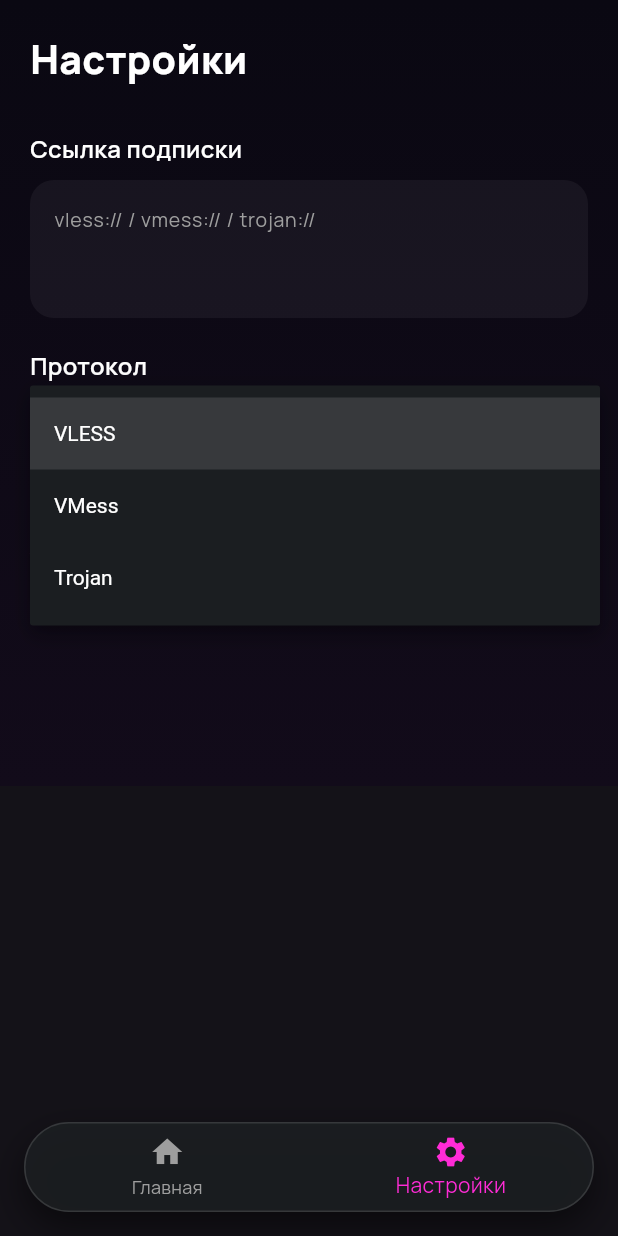
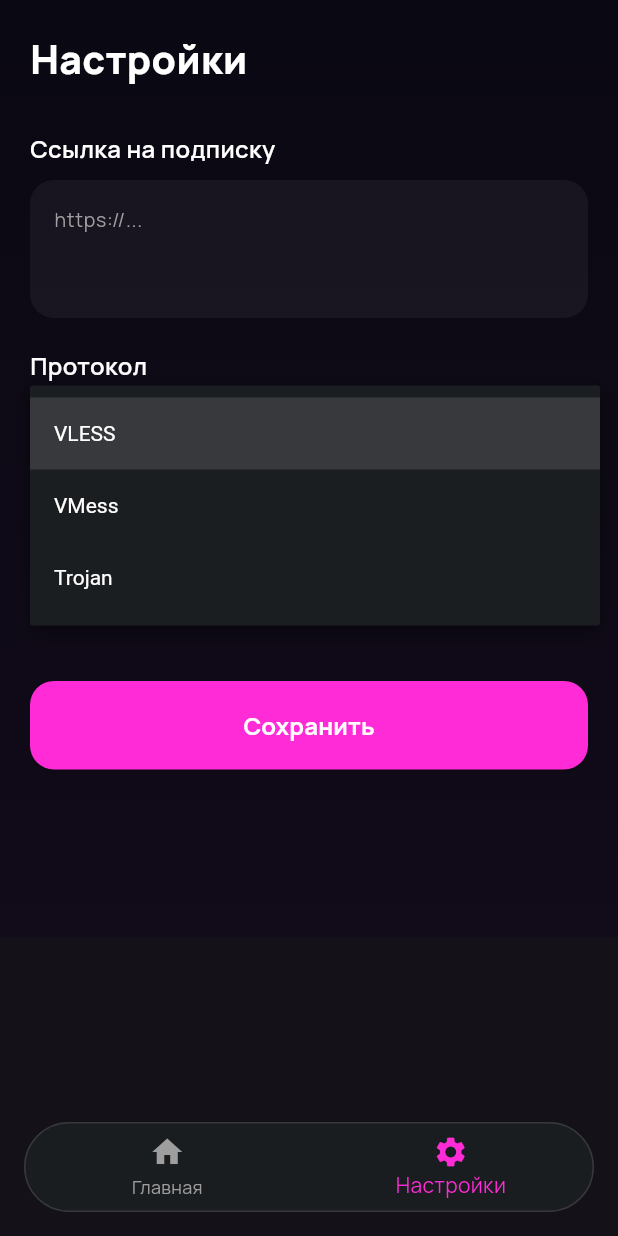
Before and after one commit to maksimft412rg/monta-vpn, a Flutter app: the screen it shows after launch, item 2 of the bottom bar chosen, after a tap on "VLESS", on a phone screen of 412 x 824 dp. Run offline on Flutter 3.47's test engine with Material 3 defaults, Android fonts, the phone set to English and light mode, and no system bars; our stand-ins replace google_fonts, shared_preferences; missing offline and left inert: flutter_v2ray_client.

Commit message:
main.dart

```diff
--- a/lib/main.dart
+++ b/lib/main.dart
@@ -1,6 +1,8 @@
+import 'dart:convert';
 import 'package:flutter/material.dart';
 import 'package:flutter_v2ray_client/flutter_v2ray.dart';
 import 'package:shared_preferences/shared_preferences.dart';
+import 'package:http/http.dart' as http;
 import 'package:google_fonts/google_fonts.dart';
 
 void main() => runApp(const MyApp());
@@ -45,9 +47,6 @@ class _MainScreenState extends State<MainScreen> {
           color: const Color(0xFF1B1E21).withValues(alpha: 0.9),
           borderRadius: BorderRadius.circular(30),
           border: Border.all(color: Colors.white12),
-          boxShadow: [
-            BoxShadow(color: Colors.black.withValues(alpha: 0.5), blurRadius: 20, offset: const Offset(0, 10)),
-          ],
         ),
         child: ClipRRect(
           borderRadius: BorderRadius.circular(30),
@@ -82,34 +81,27 @@ class _HomeTabState extends State<HomeTab> with SingleTickerProviderStateMixin {
   late AnimationController _pulseController;
   bool isLoading = false;
   String connectionState = 'DISCONNECTED';
-  String configLink = "";
 
-  final List<Map<String, String>> servers = [
-    {"name": "🇳🇱 Нидерланды · TCP", "protocol": "VLESS"},
-    {"name": "🇷🇺 Россия · TCP", "protocol": "VLESS"},
-    {"name": "🇹🇷 Турция · XHTTP", "protocol": "VLESS"},
-    {"name": "🇵🇱 Польша · gRPC", "protocol": "VLESS"},
-  ];
+  String subscriptionUrl = "";
+  List<V2RayURL> parsedServers = [];
   int currentServer = 0;
+
+  String trafficUsed = "—";
+  String trafficTotal = "—";
+  String expireDate = "—";
+
+  String currentTheme = 'neon';
 
   @override
   void initState() {
     super.initState();
     _loadSettings();
-    _pulseController = AnimationController(
-      vsync: this,
-      duration: const Duration(seconds: 2),
-    )..repeat(reverse: true);
+    _pulseController = AnimationController(vsync: this, duration: const Duration(seconds: 2))..repeat(reverse: true);
 
     v2ray = V2ray(
-      onStatusChanged: (status) {
-        setState(() => connectionState = status.state);
-      },
+      onStatusChanged: (status) => setState(() => connectionState = status.state),
     );
-    v2ray.initialize(
-      notificationIconResourceType: "mipmap",
-      notificationIconResourceName: "ic_launcher",
-    );
+    v2ray.initialize(notificationIconResourceType: "mipmap", notificationIconResourceName: "ic_launcher");
   }
 
   @override
@@ -121,8 +113,58 @@ class _HomeTabState extends State<HomeTab> with SingleTickerProviderStateMixin {
   Future<void> _loadSettings() async {
     SharedPreferences prefs = await SharedPreferences.getInstance();
     setState(() {
-      configLink = prefs.getString('configLink') ?? "vless://5ddb9ba9-79b9-4dc4-83e4-f4767963c229@0988b3t.nl18.h1clayd.click:443?type=tcp&security=reality&sni=0988b3t.nl18.h1clayd.click&fp=firefox&pbk=U0rnaVzuOd8A5Xt09wyYR9on1a5GLa7yo-O9hLsNI1I&sid=240f9135b8ebc770&spx=%2F&encryption=none#MONTA";
+      subscriptionUrl = prefs.getString('subscriptionUrl') ?? "";
+      currentTheme = prefs.getString('theme') ?? 'neon';
     });
+    if (subscriptionUrl.isNotEmpty) {
+      await _fetchSubscription();
+    }
+  }
+
+  Future<void> _fetchSubscription() async {
+    if (subscriptionUrl.isEmpty) return;
+    setState(() => isLoading = true);
+    try {
+      final response = await http.get(Uri.parse(subscriptionUrl));
+
+      final userInfo = response.headers['subscription-userinfo'];
+      if (userInfo != null) {
+        final parts = userInfo.split(';');
+        int upload = 0, download = 0, total = 0, expire = 0;
+        for (var part in parts) {
+          final kv = part.trim().split('=');
+          if (kv.length == 2) {
+            switch (kv[0]) {
+              case 'upload': upload = int.tryParse(kv[1]) ?? 0; break;
+              case 'download': download = int.tryParse(kv[1]) ?? 0; break;
+              case 'total': total = int.tryParse(kv[1]) ?? 0; break;
+              case 'expire': expire = int.tryParse(kv[1]) ?? 0; break;
+            }
+          }
+        }
+        trafficUsed = "${((upload + download) / (1024 * 1024 * 1024)).toStringAsFixed(2)} ГБ";
+        trafficTotal = "${(total / (1024 * 1024 * 1024)).toStringAsFixed(1)} ГБ";
+        if (expire > 0) expireDate = DateTime.fromMillisecondsSinceEpoch(expire * 1000).toString().split(' ')[0];
+      }
+
+      final content = response.body.trim();
+      String decodedContent = content;
+      try { decodedContent = utf8.decode(base64.decode(content)); } catch (_) {}
+
+      final lines = decodedContent.split('\n');
+      parsedServers.clear();
+      for (var line in lines) {
+        line = line.trim();
+        if (line.startsWith('vless://') || line.startsWith('vmess://') || line.startsWith('trojan://')) {
+          try { parsedServers.add(V2ray.parseFromURL(line)); } catch (_) {}
+        }
+      }
+      if (parsedServers.isEmpty) _showErrorDialog('В подписке нет серверов');
+    } catch (e) {
+      _showErrorDialog('Ошибка загрузки подписки');
+    } finally {
+      if (mounted) setState(() => isLoading = false);
+    }
   }
 
   void toggleVPN() async {
@@ -130,13 +172,13 @@ class _HomeTabState extends State<HomeTab> with SingleTickerProviderStateMixin {
       v2ray.stopV2Ray();
       return;
     }
-    if (configLink.isEmpty) {
-      _showErrorDialog('Вставьте ссылку в Настройках!');
+    if (parsedServers.isEmpty) {
+      _showErrorDialog('Подписка не добавлена или пуста. Зайдите в Настройки.');
       return;
     }
     setState(() => isLoading = true);
     try {
-      V2RayURL parser = V2ray.parseFromURL(configLink);
+      final parser = parsedServers[currentServer];
       if (await v2ray.requestPermission()) {
         v2ray.startV2Ray(remark: parser.remark, config: parser.getFullConfiguration(), proxyOnly: false);
       }
@@ -149,28 +191,30 @@ class _HomeTabState extends State<HomeTab> with SingleTickerProviderStateMixin {
 
   void _showErrorDialog(String message) {
     if (mounted) {
-      showDialog(
-        context: context,
-        builder: (ctx) => AlertDialog(
-          title: const Text('Ошибка'),
-          content: Text(message),
+      showDialog(context: context, builder: (ctx) => AlertDialog(
+        title: const Text('Ошибка'), content: Text(message),
         actions: [TextButton(onPressed: () => Navigator.pop(ctx), child: const Text('ОК'))],
-        ),
-      );
+      ));
+    }
+  }
+
+  Map<String, Color> getThemeColors() {
+    switch (currentTheme) {
+      case 'autumn': return {'bg': const Color(0xFF120B07), 'accent': const Color(0xFFFF8A1F), 'accent2': const Color(0xFFC2391B)};
+      case 'ice': return {'bg': const Color(0xFF070C16), 'accent': const Color(0xFF34B6FF), 'accent2': const Color(0xFF3D5BFF)};
+      case 'hw': return {'bg': const Color(0xFF0D0814), 'accent': const Color(0xFFFF7A00), 'accent2': const Color(0xFF8B2CFF)};
+      default: return {'bg': const Color(0xFF0A0812), 'accent': const Color(0xFFFF2BD6), 'accent2': const Color(0xFF7B2CFF)};
     }
   }
 
   @override
   Widget build(BuildContext context) {
     bool isConnected = connectionState == 'CONNECTED';
+    final colors = getThemeColors();
 
     return Container(
-      decoration: const BoxDecoration(
-        gradient: RadialGradient(
-          center: Alignment(-0.8, -0.8),
-          radius: 1.8,
-          colors: [Color(0xFF0A0812), Color(0xFF2A1050)],
-        ),
+      decoration: BoxDecoration(
+        gradient: RadialGradient(center: const Alignment(-0.8, -0.8), radius: 1.8, colors: [colors['bg']!, colors['accent2']!.withValues(alpha: 0.4)]),
       ),
       child: SafeArea(
         child: SingleChildScrollView(
@@ -181,63 +225,32 @@ class _HomeTabState extends State<HomeTab> with SingleTickerProviderStateMixin {
                 padding: const EdgeInsets.all(20.0),
                 child: Row(
                   children: [
-                    const Icon(Icons.shield, color: Color(0xFFFF2BD6), size: 40),
+                    Icon(Icons.shield, color: colors['accent'], size: 40),
                     const SizedBox(width: 10),
-                    const Text(
-                      'Monta VPN',
-                      style: TextStyle(fontSize: 22, fontWeight: FontWeight.w800, color: Colors.white, letterSpacing: 1),
-                    ),
+                    Text('Monta VPN', style: GoogleFonts.manrope(fontSize: 22, fontWeight: FontWeight.w800, color: Colors.white)),
                   ],
                 ),
               ),
 
-              // Кнопка с пульсацией
               Center(
                 child: GestureDetector(
                   onTap: isLoading ? null : toggleVPN,
                   child: Stack(
                     alignment: Alignment.center,
                     children: [
-                      // Пульсирующее кольцо
                       ScaleTransition(
                         scale: Tween(begin: 0.9, end: 1.2).animate(_pulseController),
-                        child: Container(
-                          width: 200,
-                          height: 200,
+                        child: Container(width: 200, height: 200, decoration: BoxDecoration(shape: BoxShape.circle, border: Border.all(color: (isConnected ? Colors.green : colors['accent']!).withValues(alpha: 0.3), width: 2))),
+                      ),
+                      AnimatedContainer(
+                        duration: const Duration(milliseconds: 300),
+                        width: 160, height: 160,
                         decoration: BoxDecoration(
                           shape: BoxShape.circle,
-                            border: Border.all(
-                              color: (isConnected ? Colors.green : const Color(0xFFFF2BD6)).withValues(alpha: 0.3),
-                              width: 2,
+                          gradient: LinearGradient(colors: isConnected ? [Colors.green, Colors.greenAccent] : [colors['accent']!, colors['accent2']!]),
+                          boxShadow: [BoxShadow(color: (isConnected ? Colors.green : colors['accent']!).withValues(alpha: 0.7), blurRadius: 60, spreadRadius: 10)],
                         ),
-                          ),
-                        ),
-                      ),
-                      // Основная кнопка
-                      AnimatedContainer(
-                        duration: const Duration(milliseconds: 300),
-                        width: 160,
-                        height: 160,
-                        decoration: BoxDecoration(
-                          shape: BoxShape.circle,
-                          gradient: LinearGradient(
-                            begin: Alignment.topLeft,
-                            end: Alignment.bottomRight,
-                            colors: isConnected
-                                ? [Colors.green, Colors.greenAccent]
-                                : [const Color(0xFFFF2BD6), const Color(0xFF7B2CFF)],
-                          ),
-                          boxShadow: [
-                            BoxShadow(
-                              color: (isConnected ? Colors.green : const Color(0xFFFF2BD6)).withValues(alpha: 0.7),
-                              blurRadius: 60,
-                              spreadRadius: 10,
-                            ),
-                          ],
-                        ),
-                        child: isLoading
-                            ? const Center(child: CircularProgressIndicator(color: Colors.white))
-                            : const Icon(Icons.power_settings_new, size: 70, color: Colors.white),
+                        child: isLoading ? const Center(child: CircularProgressIndicator(color: Colors.white)) : const Icon(Icons.power_settings_new, size: 70, color: Colors.white),
                       ),
                     ],
                   ),
@@ -245,91 +258,48 @@ class _HomeTabState extends State<HomeTab> with SingleTickerProviderStateMixin {
               ),
 
               const SizedBox(height: 30),
-              Text(
-                isConnected ? 'VPN Включен' : 'VPN Отключен',
-                style: GoogleFonts.manrope(
-                  fontSize: 26,
-                  fontWeight: FontWeight.w800,
-                  color: Colors.white,
-                ),
-              ),
-              const SizedBox(height: 10),
-              Text(
-                isConnected ? 'Трафик зашифрован' : 'Нажмите кнопку для подключения',
-                style: const TextStyle(fontSize: 14, color: Colors.grey),
-              ),
+              Text(isConnected ? 'VPN Включен' : 'VPN Отключен', style: GoogleFonts.manrope(fontSize: 26, fontWeight: FontWeight.w800, color: Colors.white)),
               const SizedBox(height: 30),
 
-              // Карточки
               Row(
                 mainAxisAlignment: MainAxisAlignment.center,
                 children: [
-                  _buildInfoCard(Icons.download, 'Трафик', '0.00 ГБ'),
+                  _buildInfoCard(Icons.data_usage, 'Трафик', '$trafficUsed / $trafficTotal'),
                   const SizedBox(width: 15),
-                  _buildInfoCard(Icons.speed, 'Пинг', '— мс'),
+                  _buildInfoCard(Icons.calendar_today, 'Срок', expireDate),
                 ],
               ),
               const SizedBox(height: 30),
 
-              // Серверы
               Padding(
                 padding: const EdgeInsets.symmetric(horizontal: 20),
                 child: Container(
                   padding: const EdgeInsets.all(16),
-                  decoration: BoxDecoration(
-                    color: Colors.white.withValues(alpha: 0.04),
-                    borderRadius: BorderRadius.circular(24),
-                    border: Border.all(color: Colors.white.withValues(alpha: 0.1)),
-                  ),
+                  decoration: BoxDecoration(color: Colors.white.withValues(alpha: 0.04), borderRadius: BorderRadius.circular(24), border: Border.all(color: Colors.white.withValues(alpha: 0.1))),
                   child: Column(
                     crossAxisAlignment: CrossAxisAlignment.start,
                     children: [
-                      Row(
-                        mainAxisAlignment: MainAxisAlignment.spaceBetween,
-                        children: [
                       Text('Серверы', style: GoogleFonts.manrope(fontSize: 18, fontWeight: FontWeight.bold, color: Colors.white)),
-                          const Icon(Icons.refresh, color: Colors.grey, size: 20),
-                        ],
-                      ),
                       const SizedBox(height: 10),
-                      ...servers.asMap().entries.map((entry) {
+                      if (parsedServers.isEmpty)
+                        const Padding(padding: EdgeInsets.all(20), child: Text('Подписка не добавлена', style: TextStyle(color: Colors.grey)))
+                      else
+                        ...parsedServers.asMap().entries.map((entry) {
                           return GestureDetector(
                             onTap: () => setState(() => currentServer = entry.key),
-                          child: AnimatedContainer(
-                            duration: const Duration(milliseconds: 200),
+                            child: Container(
                               margin: const EdgeInsets.only(bottom: 8),
                               padding: const EdgeInsets.all(14),
                               decoration: BoxDecoration(
-                              color: currentServer == entry.key
-                                  ? const Color(0xFFFF2BD6).withValues(alpha: 0.15)
-                                  : Colors.white.withValues(alpha: 0.03),
+                                color: currentServer == entry.key ? colors['accent']!.withValues(alpha: 0.15) : Colors.white.withValues(alpha: 0.03),
                                 borderRadius: BorderRadius.circular(16),
-                              border: Border.all(
-                                color: currentServer == entry.key ? const Color(0xFFFF2BD6) : Colors.transparent,
-                              ),
+                                border: Border.all(color: currentServer == entry.key ? colors['accent']! : Colors.transparent),
                               ),
                               child: Row(
                                 children: [
-                                Container(
-                                  width: 40,
-                                  height: 40,
-                                  decoration: BoxDecoration(
-                                    color: Colors.white.withValues(alpha: 0.1),
-                                    borderRadius: BorderRadius.circular(10),
-                                  ),
-                                  child: const Icon(Icons.dns, color: Colors.grey, size: 20),
-                                ),
+                                  const Icon(Icons.dns, color: Colors.grey, size: 20),
                                   const SizedBox(width: 12),
-                                Text(entry.value["name"]!, style: const TextStyle(color: Colors.white, fontSize: 15, fontWeight: FontWeight.w600)),
-                                const Spacer(),
-                                Container(
-                                  padding: const EdgeInsets.symmetric(horizontal: 8, vertical: 4),
-                                  decoration: BoxDecoration(
-                                    color: Colors.white.withValues(alpha: 0.1),
-                                    borderRadius: BorderRadius.circular(8),
-                                  ),
-                                  child: Text(entry.value["protocol"]!, style: const TextStyle(color: Colors.grey, fontSize: 10)),
-                                ),
+                                  Expanded(child: Text(entry.value.remark, style: const TextStyle(color: Colors.white, fontSize: 14), overflow: TextOverflow.ellipsis)),
                                 ],
                               ),
                             ),
@@ -348,23 +318,15 @@ class _HomeTabState extends State<HomeTab> with SingleTickerProviderStateMixin {
 
   Widget _buildInfoCard(IconData icon, String title, String value) {
     return Container(
-      width: 150,
-      padding: const EdgeInsets.all(16),
-      decoration: BoxDecoration(
-        color: Colors.white.withValues(alpha: 0.04),
-        borderRadius: BorderRadius.circular(20),
-        border: Border.all(color: Colors.white.withValues(alpha: 0.1)),
-      ),
-      child: Column(
-        crossAxisAlignment: CrossAxisAlignment.start,
-        children: [
+      width: 150, padding: const EdgeInsets.all(16),
+      decoration: BoxDecoration(color: Colors.white.withValues(alpha: 0.04), borderRadius: BorderRadius.circular(20), border: Border.all(color: Colors.white.withValues(alpha: 0.1))),
+      child: Column(crossAxisAlignment: CrossAxisAlignment.start, children: [
         Icon(icon, color: const Color(0xFFFF2BD6), size: 24),
         const SizedBox(height: 10),
         Text(title, style: const TextStyle(fontSize: 12, color: Colors.grey)),
         const SizedBox(height: 2),
-          Text(value, style: const TextStyle(fontSize: 20, fontWeight: FontWeight.bold, color: Colors.white)),
-        ],
-      ),
+        Text(value, style: const TextStyle(fontSize: 14, fontWeight: FontWeight.bold, color: Colors.white)),
+      ]),
     );
   }
 }
@@ -380,6 +342,7 @@ class SettingsTab extends StatefulWidget {
 class _SettingsTabState extends State<SettingsTab> {
   final TextEditingController _linkController = TextEditingController();
   String selectedProtocol = "VLESS";
+  String currentTheme = 'neon';
 
   @override
   void initState() {
@@ -390,30 +353,24 @@ class _SettingsTabState extends State<SettingsTab> {
   Future<void> _loadSettings() async {
     SharedPreferences prefs = await SharedPreferences.getInstance();
     setState(() {
-      _linkController.text = prefs.getString('configLink') ?? "";
+      _linkController.text = prefs.getString('subscriptionUrl') ?? "";
       selectedProtocol = prefs.getString('protocol') ?? "VLESS";
+      currentTheme = prefs.getString('theme') ?? 'neon';
     });
   }
 
   Future<void> _saveSettings() async {
     SharedPreferences prefs = await SharedPreferences.getInstance();
-    await prefs.setString('configLink', _linkController.text.trim());
+    await prefs.setString('subscriptionUrl', _linkController.text.trim());
     await prefs.setString('protocol', selectedProtocol);
-    ScaffoldMessenger.of(context).showSnackBar(
-      const SnackBar(content: Text('Сохранено!')),
-    );
+    await prefs.setString('theme', currentTheme);
+    ScaffoldMessenger.of(context).showSnackBar(const SnackBar(content: Text('Сохранено! Перезайдите на Главную.')));
   }
 
   @override
   Widget build(BuildContext context) {
     return Container(
-      decoration: const BoxDecoration(
-        gradient: LinearGradient(
-          begin: Alignment.topCenter,
-          end: Alignment.bottomCenter,
-          colors: [Color(0xFF0A0812), Color(0xFF120B1A)],
-        ),
-      ),
+      decoration: const BoxDecoration(gradient: LinearGradient(begin: Alignment.topCenter, end: Alignment.bottomCenter, colors: [Color(0xFF0A0812), Color(0xFF120B1A)])),
       child: SafeArea(
         child: SingleChildScrollView(
           padding: const EdgeInsets.all(20),
@@ -423,19 +380,13 @@ class _SettingsTabState extends State<SettingsTab> {
               Text('Настройки', style: GoogleFonts.manrope(fontSize: 26, fontWeight: FontWeight.w800, color: Colors.white)),
               const SizedBox(height: 30),
 
-              Text('Ссылка подписки', style: GoogleFonts.manrope(fontSize: 16, color: Colors.white, fontWeight: FontWeight.w600)),
+              Text('Ссылка на подписку', style: GoogleFonts.manrope(fontSize: 16, color: Colors.white, fontWeight: FontWeight.w600)),
               const SizedBox(height: 10),
               TextField(
                 controller: _linkController,
                 style: const TextStyle(color: Colors.white, fontSize: 13),
                 maxLines: 3,
-                decoration: InputDecoration(
-                  hintText: 'vless:// / vmess:// / trojan://',
-                  hintStyle: const TextStyle(color: Colors.grey),
-                  filled: true,
-                  fillColor: Colors.white.withValues(alpha: 0.05),
-                  border: OutlineInputBorder(borderRadius: BorderRadius.circular(16), borderSide: BorderSide.none),
-                ),
+                decoration: InputDecoration(hintText: 'https://...', hintStyle: const TextStyle(color: Colors.grey), filled: true, fillColor: Colors.white.withValues(alpha: 0.05), border: OutlineInputBorder(borderRadius: BorderRadius.circular(16), borderSide: BorderSide.none)),
               ),
               const SizedBox(height: 20),
 
@@ -443,37 +394,37 @@ class _SettingsTabState extends State<SettingsTab> {
               const SizedBox(height: 10),
               Container(
                 padding: const EdgeInsets.symmetric(horizontal: 16),
-                decoration: BoxDecoration(
-                  color: Colors.white.withValues(alpha: 0.05),
-                  borderRadius: BorderRadius.circular(16),
+                decoration: BoxDecoration(color: Colors.white.withValues(alpha: 0.05), borderRadius: BorderRadius.circular(16)),
+                child: DropdownButton<String>(
+                  value: selectedProtocol, dropdownColor: const Color(0xFF1B1E21), style: const TextStyle(color: Colors.white), isExpanded: true, underline: const SizedBox(),
+                  items: const [DropdownMenuItem(value: 'VLESS', child: Text('VLESS')), DropdownMenuItem(value: 'VMess', child: Text('VMess')), DropdownMenuItem(value: 'Trojan', child: Text('Trojan'))],
+                  onChanged: (val) { if (val != null) setState(() => selectedProtocol = val); },
                 ),
+              ),
+              const SizedBox(height: 20),
+
+              Text('Тема', style: GoogleFonts.manrope(fontSize: 16, color: Colors.white, fontWeight: FontWeight.w600)),
+              const SizedBox(height: 10),
+              Container(
+                padding: const EdgeInsets.symmetric(horizontal: 16),
+                decoration: BoxDecoration(color: Colors.white.withValues(alpha: 0.05), borderRadius: BorderRadius.circular(16)),
                 child: DropdownButton<String>(
-                  value: selectedProtocol,
-                  dropdownColor: const Color(0xFF1B1E21),
-                  style: const TextStyle(color: Colors.white),
-                  isExpanded: true,
-                  underline: const SizedBox(),
+                  value: currentTheme, dropdownColor: const Color(0xFF1B1E21), style: const TextStyle(color: Colors.white), isExpanded: true, underline: const SizedBox(),
                   items: const [
-                    DropdownMenuItem(value: 'VLESS', child: Text('VLESS')),
-                    DropdownMenuItem(value: 'VMess', child: Text('VMess')),
-                    DropdownMenuItem(value: 'Trojan', child: Text('Trojan')),
+                    DropdownMenuItem(value: 'neon', child: Text('Неон')),
+                    DropdownMenuItem(value: 'autumn', child: Text('Осень')),
+                    DropdownMenuItem(value: 'ice', child: Text('Лёд')),
+                    DropdownMenuItem(value: 'hw', child: Text('Хэллоуин')),
                   ],
-                  onChanged: (val) {
-                    if (val != null) setState(() => selectedProtocol = val);
-                  },
+                  onChanged: (val) { if (val != null) setState(() => currentTheme = val); },
                 ),
               ),
               const SizedBox(height: 40),
 
               ElevatedButton(
                 onPressed: _saveSettings,
-                style: ElevatedButton.styleFrom(
-                  backgroundColor: const Color(0xFFFF2BD6),
-                  padding: const EdgeInsets.symmetric(vertical: 18),
-                  minimumSize: const Size(double.infinity, 0),
-                  shape: RoundedRectangleBorder(borderRadius: BorderRadius.circular(16)),
-                ),
-                child: const Text('Сохранить настройки', style: TextStyle(color: Colors.white, fontSize: 16, fontWeight: FontWeight.bold)),
+                style: ElevatedButton.styleFrom(backgroundColor: const Color(0xFFFF2BD6), padding: const EdgeInsets.symmetric(vertical: 18), minimumSize: const Size(double.infinity, 0), shape: RoundedRectangleBorder(borderRadius: BorderRadius.circular(16))),
+                child: const Text('Сохранить', style: TextStyle(color: Colors.white, fontSize: 16, fontWeight: FontWeight.bold)),
               ),
             ],
           ),
```
Lines whose indentation alone changed are shown as unchanged.
